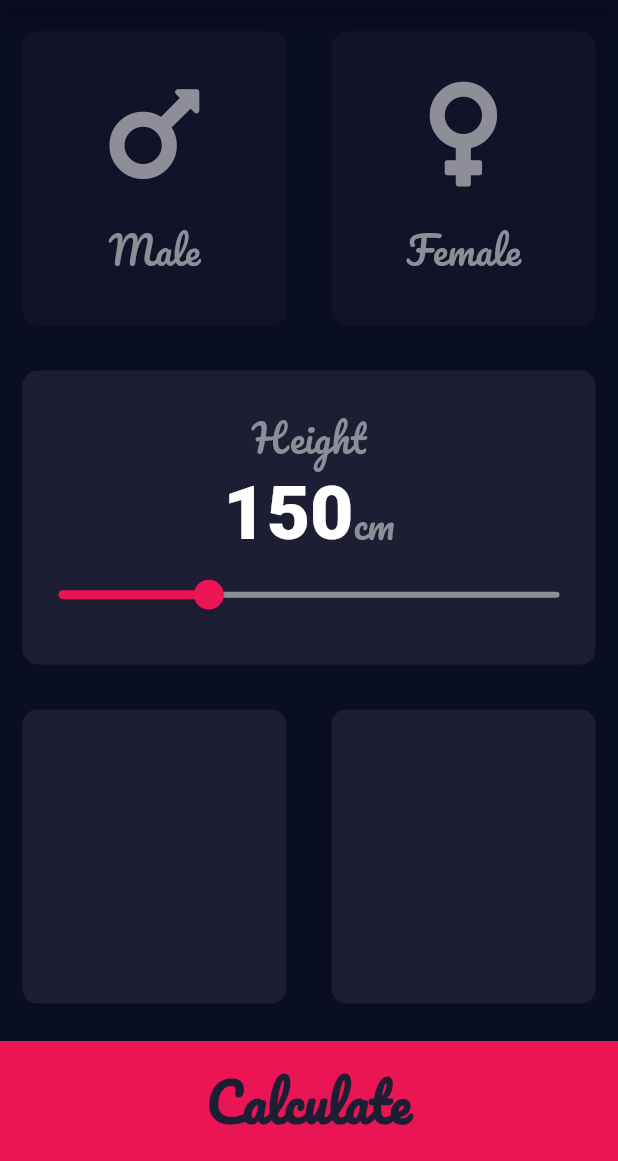
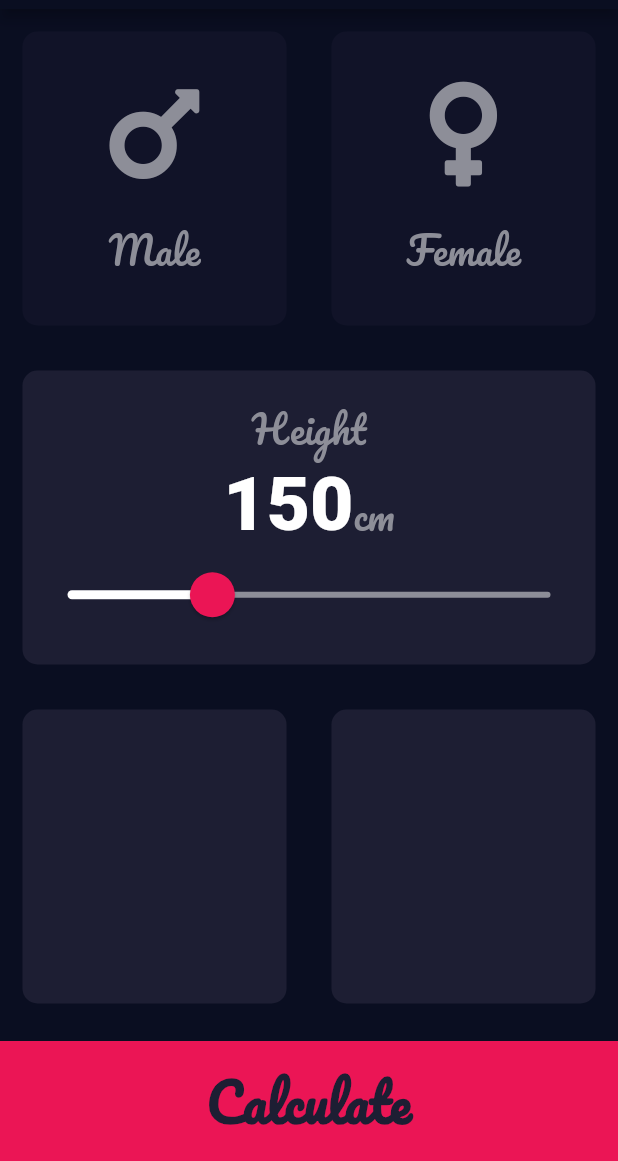
Before and after one commit to GEspinosa7/flutter_study, a Flutter app: the screen it shows after launch, on a phone screen of 412 x 824 dp, the part 75-1236 px from its top. Run offline on Flutter 3.47's test engine with Material 2 defaults, Android fonts, the light colour scheme and no system bars; our stand-ins replace audioplayers, font_awesome_flutter, rflutter_alert.

Commit message:
customize slider widget

```diff
--- a/bmi-calculator/lib/input_page.dart
+++ b/bmi-calculator/lib/input_page.dart
@@ -107,7 +107,18 @@
                       )
                     ],
                   ),
-                  Slider(
+                  SliderTheme(
+                    data: SliderTheme.of(context).copyWith(
+                      inactiveTrackColor: Color(0xFF8D8E98),
+                      activeTrackColor: Colors.white,
+                      thumbColor: Color(0xFFEB1555),
+                      overlayColor: Color(0x29EB1555),
+                      thumbShape:
+                          RoundSliderThumbShape(enabledThumbRadius: 15.0),
+                      overlayShape:
+                          RoundSliderOverlayShape(overlayRadius: 30.0),
+                    ),
+                    child: Slider(
                       value: height.toDouble(),
                       onChanged: (double newValue) {
                         setState(() {
@@ -116,8 +127,7 @@
                       },
                       min: 120.0,
                       max: 220.0,
-                    activeColor: Color(0xFFEB1555),
-                    inactiveColor: Color(0xFF8D8E98),
+                    ),
                   )
                 ],
               ),
```
Lines whose indentation alone changed are shown as unchanged.
